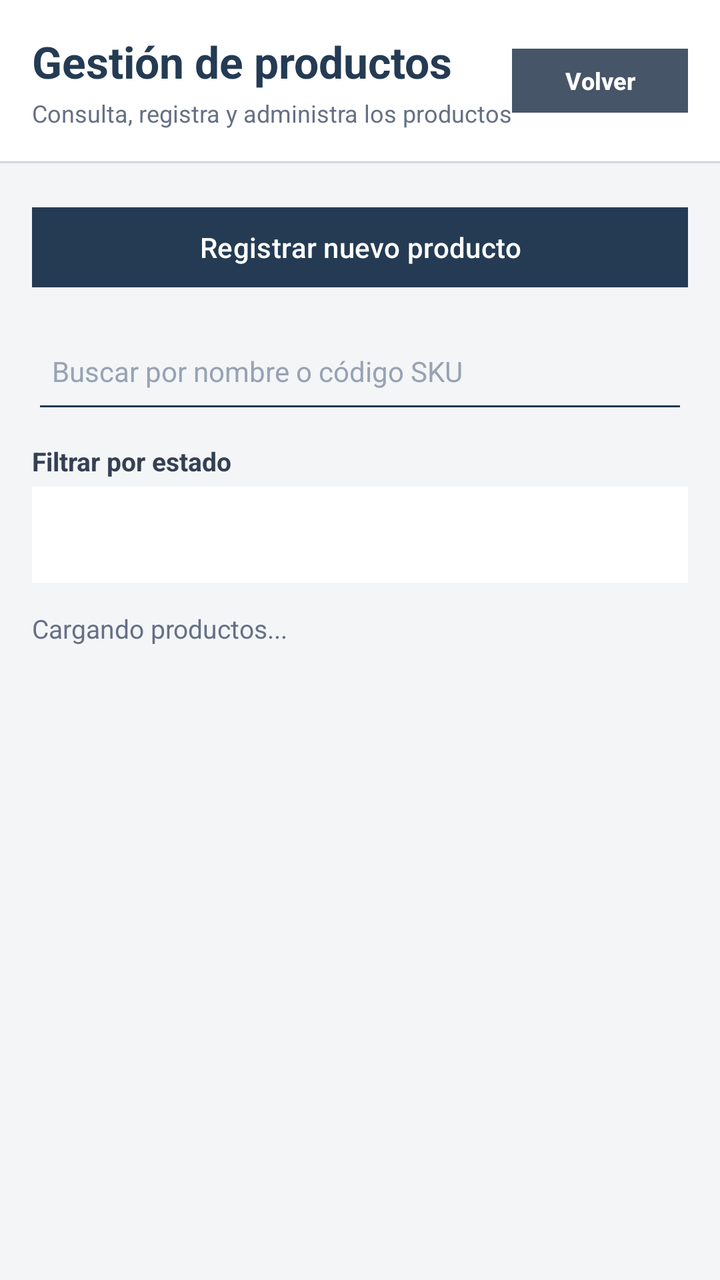
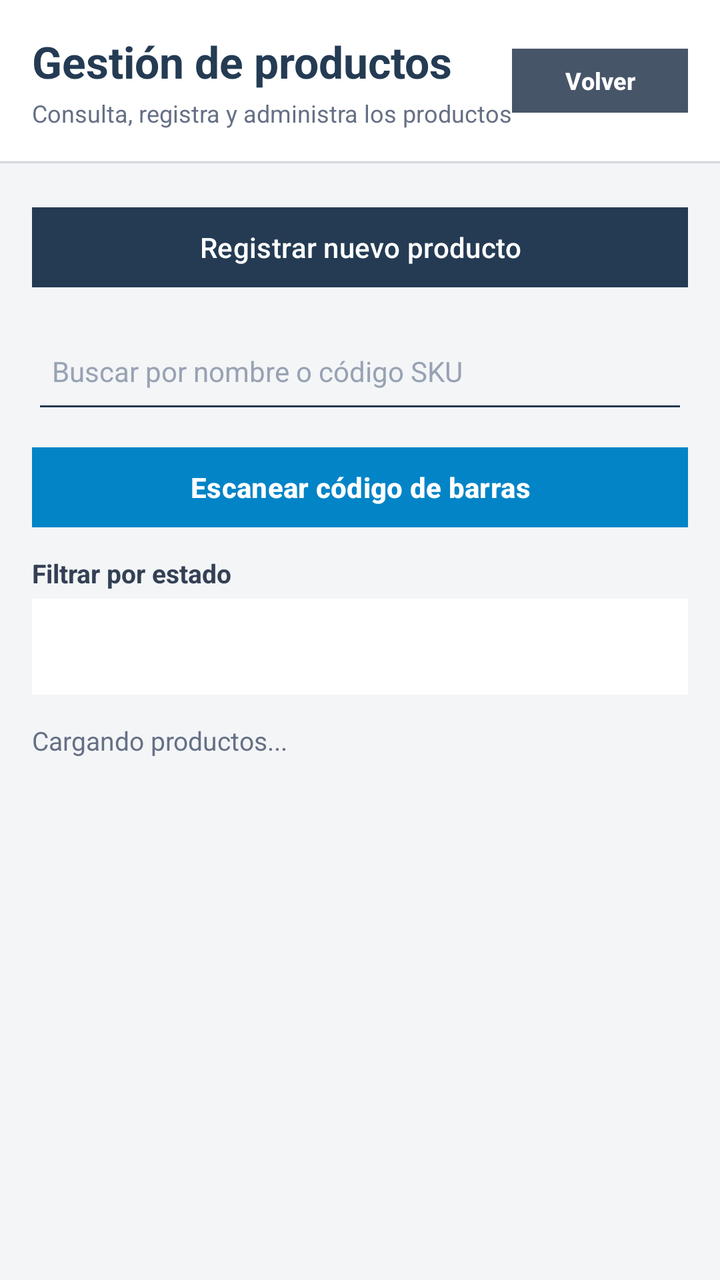

Two renders of the same Android screen: before a commit and after it. Below are the layout's source before the change and the commit's diff.
<!-- AndroidManifest.xml: application theme Theme.SistemaDeBodega -->
<!-- res/layout/activity_productos.xml -->
<?xml version="1.0" encoding="utf-8"?>
<LinearLayout
    xmlns:android="http://schemas.android.com/apk/res/android"
    android:layout_width="match_parent"
    android:layout_height="match_parent"
    android:background="#F3F5F7"
    android:orientation="vertical">

    
    <LinearLayout
        android:layout_width="match_parent"
        android:layout_height="wrap_content"
        android:orientation="horizontal"
        android:gravity="center_vertical"
        android:background="#FFFFFF"
        android:paddingStart="16dp"
        android:paddingEnd="16dp"
        android:paddingTop="16dp"
        android:paddingBottom="16dp"
        android:elevation="1dp">

        <LinearLayout
            android:layout_width="0dp"
            android:layout_height="wrap_content"
            android:layout_weight="1"
            android:orientation="vertical">

            <TextView
                android:layout_width="match_parent"
                android:layout_height="wrap_content"
                android:text="Gestión de productos"
                android:textColor="#243B53"
                android:textSize="22sp"
                android:textStyle="bold" />

            <TextView
                android:layout_width="match_parent"
                android:layout_height="wrap_content"
                android:layout_marginTop="3dp"
                android:text="Consulta, registra y administra los productos"
                android:textColor="#667085"
                android:textSize="12sp" />

        </LinearLayout>

        <Button
            android:id="@+id/btnVolverProductos"
            android:layout_width="wrap_content"
            android:layout_height="40dp"
            android:backgroundTint="#475569"
            android:text="Volver"
            android:textAllCaps="false"
            android:textColor="#FFFFFF"
            android:textSize="12sp"
            android:textStyle="bold" />

    </LinearLayout>

    <View
        android:layout_width="match_parent"
        android:layout_height="1dp"
        android:background="#DDE3EA" />

    
    <LinearLayout
        android:layout_width="match_parent"
        android:layout_height="match_parent"
        android:orientation="vertical"
        android:padding="16dp">

        <Button
            android:id="@+id/btnRegistrarProducto"
            android:layout_width="match_parent"
            android:layout_height="wrap_content"
            android:layout_marginTop="2dp"
            android:backgroundTint="#243B53"
            android:text="Registrar nuevo producto"
            android:textAllCaps="false"
            android:textColor="#FFFFFF" />

        <EditText
            android:id="@+id/etBuscarProducto"
            android:layout_width="match_parent"
            android:layout_height="52dp"
            android:layout_marginTop="12dp"
            android:backgroundTint="#243B53"
            android:hint="Buscar por nombre o código SKU"
            android:inputType="text"
            android:padding="10dp"
            android:singleLine="true"
            android:textColor="#243B53"
            android:textColorHint="#98A2B3"
            android:textSize="14sp" />

        <TextView
            android:layout_width="match_parent"
            android:layout_height="wrap_content"
            android:layout_marginTop="10dp"
            android:text="Filtrar por estado"
            android:textColor="#344054"
            android:textSize="13sp"
            android:textStyle="bold" />

        <Spinner
            android:id="@+id/spFiltroEstado"
            android:layout_width="match_parent"
            android:layout_height="48dp"
            android:layout_marginTop="4dp"
            android:background="#FFFFFF"
            android:paddingStart="12dp"
            android:paddingEnd="12dp" />

        <TextView
            android:id="@+id/tvCantidadProductos"
            android:layout_width="match_parent"
            android:layout_height="wrap_content"
            android:layout_marginTop="14dp"
            android:layout_marginBottom="10dp"
            android:text="Cargando productos..."
            android:textColor="#667085"
            android:textSize="13sp" />

        <androidx.recyclerview.widget.RecyclerView
            android:id="@+id/rvProductos"
            android:layout_width="match_parent"
            android:layout_height="0dp"
            android:layout_weight="1"
            android:clipToPadding="false"
            android:paddingBottom="12dp" />

    </LinearLayout>

</LinearLayout>
<!-- resources referenced by this layout -->
<resources>
  <style name="Theme.SistemaDeBodega" parent="Base.Theme.SistemaDeBodega" />
  <style name="Base.Theme.SistemaDeBodega" parent="Theme.Material3.DayNight.NoActionBar">
  
          
          <item name="materialButtonStyle">@style/BotonCuadrado</item>
  
      </style>
  <style name="BotonCuadrado" parent="Widget.Material3.Button">
  
          <item name="cornerRadius">0dp</item>
  
      </style>
</resources>

<!-- the commit's change to res/layout/activity_productos.xml (unified diff, before → after) -->
@@ -68,6 +68,7 @@
         android:orientation="vertical"
         android:padding="16dp">
 
+        
         <Button
             android:id="@+id/btnRegistrarProducto"
             android:layout_width="match_parent"
@@ -78,6 +79,7 @@
             android:textAllCaps="false"
             android:textColor="#FFFFFF" />
 
+        
         <EditText
             android:id="@+id/etBuscarProducto"
             android:layout_width="match_parent"
@@ -92,6 +94,20 @@
             android:textColorHint="#98A2B3"
             android:textSize="14sp" />
 
+        
+        <Button
+            android:id="@+id/btnEscanearCodigo"
+            android:layout_width="match_parent"
+            android:layout_height="48dp"
+            android:layout_marginTop="8dp"
+            android:backgroundTint="#0284C7"
+            android:text="Escanear código de barras"
+            android:textAllCaps="false"
+            android:textColor="#FFFFFF"
+            android:textSize="14sp"
+            android:textStyle="bold" />
+
+        
         <TextView
             android:layout_width="match_parent"
             android:layout_height="wrap_content"
@@ -110,6 +126,7 @@
             android:paddingStart="12dp"
             android:paddingEnd="12dp" />
 
+        
         <TextView
             android:id="@+id/tvCantidadProductos"
             android:layout_width="match_parent"
@@ -120,6 +137,7 @@
             android:textColor="#667085"
             android:textSize="13sp" />
 
+        
         <androidx.recyclerview.widget.RecyclerView
             android:id="@+id/rvProductos"
             android:layout_width="match_parent"
